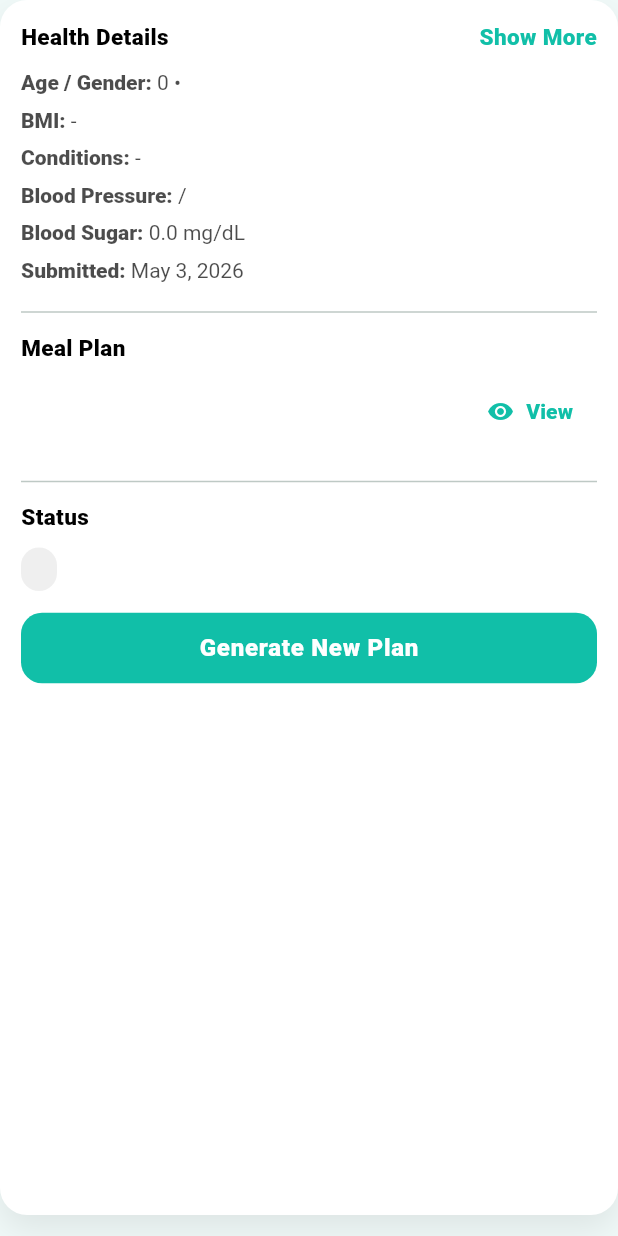
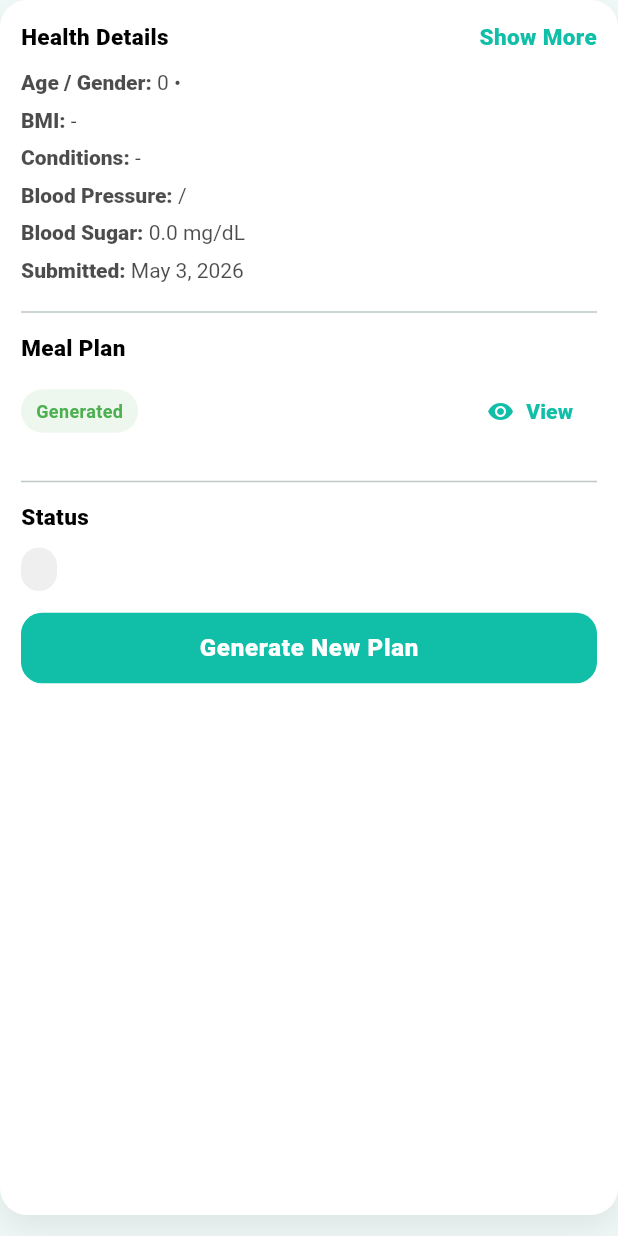
Before and after one commit to mihili2002/Mobile-Caregiving-and-Monitoring-System, a Flutter app: the SubmissionCard widget shown alone on an empty page, opened directly with empty values, on a phone screen of 412 x 824 dp. Run offline on Flutter 3.47's test engine with Material 3 defaults, Android fonts, the phone set to English and light mode, and no system bars; our stand-ins replace audioplayers, cloud_firestore, file_picker, firebase_auth, firebase_core, firebase_messaging and 9 more; missing offline and left inert: record; accounts and stored records are empty; network calls fail.

Commit message:
feat: Improve sorting and UI for submissions in doctor dashboard and meal plan screens

```diff
--- a/lib/pages/doctor/widgets/submission_card.dart
+++ b/lib/pages/doctor/widgets/submission_card.dart
@@ -230,9 +230,24 @@ class _SubmissionCardState extends State<SubmissionCard> {
             Row(
               children: [
                 Expanded(
-                  child: Text(
-                    plan.id,
-                    style: const TextStyle(fontWeight: FontWeight.w800),
+                  child:
+                  Align(
+                    alignment: Alignment.centerLeft,
+                    child: Container(
+                      padding: const EdgeInsets.symmetric(horizontal: 10, vertical: 6),
+                      decoration: BoxDecoration(
+                        color: Colors.green.withOpacity(0.1),
+                        borderRadius: BorderRadius.circular(20),
+                      ),
+                      child: const Text(
+                        "Generated",
+                        style: TextStyle(
+                          color: Colors.green,
+                          fontWeight: FontWeight.w700,
+                          fontSize: 12,
+                        ),
+                      ),
+                    ),
                   ),
                 ),
                 TextButton.icon(
```
Also changed, not shown: lib/pages/doctor/doctor_dashboard_page.dart (+13 -2 lines), lib/pages/elder/meal_plans/all_submissions_screen.dart (+29 -13 lines), lib/pages/elder/meal_plans/elder_meal_plan_dashboard.dart (+5 -5 lines).
